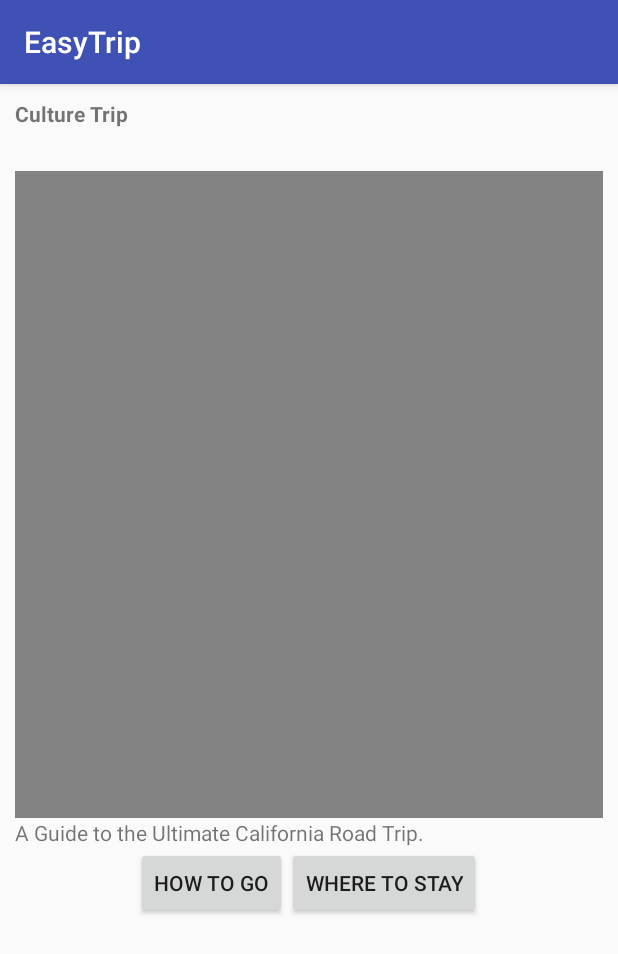
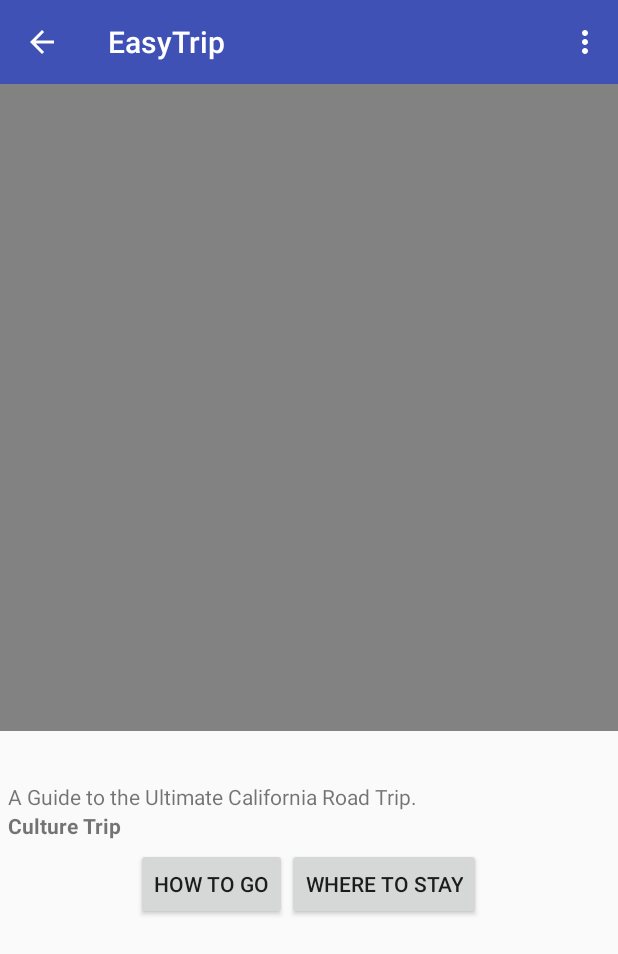
Before and after one commit to leobel/easytrip, an Android app: the PinDetailsActivity screen opened directly, with no data from a screen before it, on a phone screen of 412 x 824 dp. Shown: the top 954 px of the screen. Run offline under Robolectric (Android 15) with nearby library versions, the phone set to English and light mode, and no system bars; libraries missing offline, so code that uses them is left out: com.facebook.drawee; plain views replace SimpleDraweeView; pictures from the network do not load; 8 statements that could not run were skipped.

Commit message:
add toolbar to pin details

```diff
--- a/app/src/main/AndroidManifest.xml
+++ b/app/src/main/AndroidManifest.xml
@@ -23,7 +23,10 @@
                 <data android:scheme="pdk4878705636740704524" />
             </intent-filter>
         </activity>
-        <activity android:name=".PinDetailsActivity">
+        <activity
+            android:name=".PinDetailsActivity"
+            android:label="@string/app_name"
+            android:theme="@style/AppTheme.NoActionBar">>
         </activity>
         <activity
             android:name=".HomeActivity"
--- a/app/src/main/java/org/freelectron/leobel/easytrip/PinDetailsActivity.java
+++ b/app/src/main/java/org/freelectron/leobel/easytrip/PinDetailsActivity.java
@@ -6,6 +6,8 @@ import android.os.Bundle;
 import android.support.v4.app.FragmentManager;
 import android.support.v4.app.FragmentTransaction;
 import android.support.v7.app.AppCompatActivity;
+import android.support.v7.widget.Toolbar;
+import android.view.Menu;
 
 import com.pinterest.android.pdk.PDKPin;
 
@@ -18,7 +20,12 @@ public class PinDetailsActivity extends AppCompatActivity implements PinDetailsF
     @Override
     protected void onCreate(Bundle savedInstanceState) {
         super.onCreate(savedInstanceState);
-        setContentView(R.layout.fragment_navigation);
+        setContentView(R.layout.activity_pin_details);
+
+        Toolbar toolbar = (Toolbar) findViewById(R.id.toolbar);
+        setSupportActionBar(toolbar);
+        toolbar.setNavigationIcon(R.drawable.ic_back);
+        toolbar.setNavigationOnClickListener(view -> finish());
 
         Intent intent = getIntent();
         PDKPin pin = (PDKPin) intent.getSerializableExtra(PIN_FRAGMENT_DETAILS);
@@ -26,8 +33,15 @@ public class PinDetailsActivity extends AppCompatActivity implements PinDetailsF
         org.freelectron.leobel.easytrip.fragments.PinDetailsFragment fragment = org.freelectron.leobel.easytrip.fragments.PinDetailsFragment.newInstance(pin);
         FragmentManager fragmentManager = getSupportFragmentManager();
         FragmentTransaction transaction = fragmentManager.beginTransaction();
-        transaction.replace(R.id.root_container, fragment);
+        transaction.replace(R.id.pin_details, fragment);
         transaction.commit();
+    }
+
+    @Override
+    public boolean onCreateOptionsMenu(Menu menu) {
+        // Inflate the menu; this adds items to the action bar if it is present.
+        getMenuInflater().inflate(R.menu.home, menu);
+        return true;
     }
 
     @Override
--- /dev/null
+++ b/app/src/main/res/drawable/ic_back.xml
@@ -0,0 +1,9 @@
+<vector xmlns:android="http://schemas.android.com/apk/res/android"
+        android:width="24dp"
+        android:height="24dp"
+        android:viewportWidth="24.0"
+        android:viewportHeight="24.0">
+    <path
+        android:fillColor="#FFFFFFFF"
+        android:pathData="M20,11H7.83l5.59,-5.59L12,4l-8,8 8,8 1.41,-1.41L7.83,13H20v-2z"/>
+</vector>
--- /dev/null
+++ b/app/src/main/res/layout/activity_pin_details.xml
@@ -0,0 +1,28 @@
+<?xml version="1.0" encoding="utf-8"?>
+<android.support.design.widget.CoordinatorLayout xmlns:android="http://schemas.android.com/apk/res/android"
+    xmlns:tools="http://schemas.android.com/tools"
+    android:layout_width="match_parent"
+    android:layout_height="match_parent"
+    android:fitsSystemWindows="true"
+    tools:context=".PinDetailsActivity">
+
+    <include
+        layout="@layout/app_bar_home"
+        android:layout_width="match_parent"
+        android:layout_height="match_parent" />
+
+    <FrameLayout
+        android:layout_width="match_parent"
+        android:layout_height="match_parent">
+
+        <RelativeLayout
+            android:id="@+id/pin_details"
+            android:layout_width="match_parent"
+            android:layout_height="match_parent"
+            android:layout_marginTop="?attr/actionBarSize"/>
+
+    </FrameLayout>
+
+
+
+</android.support.design.widget.CoordinatorLayout>
--- a/app/src/main/res/layout/app_bar_home.xml
+++ b/app/src/main/res/layout/app_bar_home.xml
@@ -1,11 +1,11 @@
 <?xml version="1.0" encoding="utf-8"?>
 <android.support.design.widget.CoordinatorLayout xmlns:android="http://schemas.android.com/apk/res/android"
+    xmlns:tools="http://schemas.android.com/tools"
     xmlns:app="http://schemas.android.com/apk/res-auto"
-    xmlns:tools="http://schemas.android.com/tools"
     android:layout_width="match_parent"
     android:layout_height="match_parent"
     android:fitsSystemWindows="true"
-    tools:context="org.freelectron.leobel.easytrip.HomeActivity">
+    tools:context=".HomeActivity">
 
     <android.support.design.widget.AppBarLayout
         android:layout_width="match_parent"
@@ -21,6 +21,6 @@
 
     </android.support.design.widget.AppBarLayout>
 
-    <include layout="@layout/content_home" />
+    <!--<include layout="@layout/content_home" />-->
 
 </android.support.design.widget.CoordinatorLayout>
--- a/app/src/main/res/layout/fragment_pin_details.xml
+++ b/app/src/main/res/layout/fragment_pin_details.xml
@@ -11,45 +11,55 @@
 
         <RelativeLayout
             android:layout_width="match_parent"
-            android:layout_height="wrap_content"
-            android:padding="10dp">
+            android:layout_height="wrap_content">
 
-            <TextView
-                android:id="@+id/pin_board_name_details"
-                android:layout_width="match_parent"
-                android:layout_height="wrap_content"
-                android:textStyle="bold"
-                android:text="Culture Trip"/>
 
-            <TextView
-                android:id="@+id/pin_metadata_name_details"
-                android:layout_below="@+id/pin_board_name_details"
-                android:layout_width="match_parent"
-                android:layout_height="wrap_content"
-                android:textStyle="bold"
-                android:textColor="#000000"
-                android:textSize="21sp"
-                android:text="The 6 most Stunning Art Deco Buildings in Los Angeles"/>
 
             <com.facebook.drawee.view.SimpleDraweeView
                 android:id="@+id/pin_image_details"
-                android:layout_below="@+id/pin_metadata_name_details"
                 android:layout_width="match_parent"
                 android:layout_height="431dp"
                 fresco:actualImageScaleType="fitXY"
                 android:background="#828282" />
 
-            <TextView
-                android:id="@+id/pin_note_details"
+            <RelativeLayout
+                android:id="@+id/pin_info_container"
                 android:layout_below="@+id/pin_image_details"
                 android:layout_width="match_parent"
                 android:layout_height="wrap_content"
-                android:text="A Guide to the Ultimate California Road Trip."/>
+                android:layout_margin="5dp">
+
+                <TextView
+                    android:id="@+id/pin_metadata_name_details"
+                    android:layout_width="match_parent"
+                    android:layout_height="wrap_content"
+                    android:textStyle="bold"
+                    android:textColor="#000000"
+                    android:textSize="21sp"
+                    android:text="The 6 most Stunning Art Deco Buildings in Los Angeles"/>
+
+                <TextView
+                    android:id="@+id/pin_note_details"
+                    android:layout_below="@+id/pin_metadata_name_details"
+                    android:layout_width="match_parent"
+                    android:layout_height="wrap_content"
+                    android:text="A Guide to the Ultimate California Road Trip."/>
+
+                <TextView
+                    android:id="@+id/pin_board_name_details"
+                    android:layout_below="@+id/pin_note_details"
+                    android:layout_width="match_parent"
+                    android:layout_height="wrap_content"
+                    android:textStyle="bold"
+                    android:text="Culture Trip"/>
+            </RelativeLayout>
+
+
 
             <RelativeLayout
                 android:layout_width="match_parent"
                 android:layout_height="wrap_content"
-                android:layout_below="@+id/pin_note_details"
+                android:layout_below="@+id/pin_info_container"
                 android:gravity="center">
 
                 <Button
```
